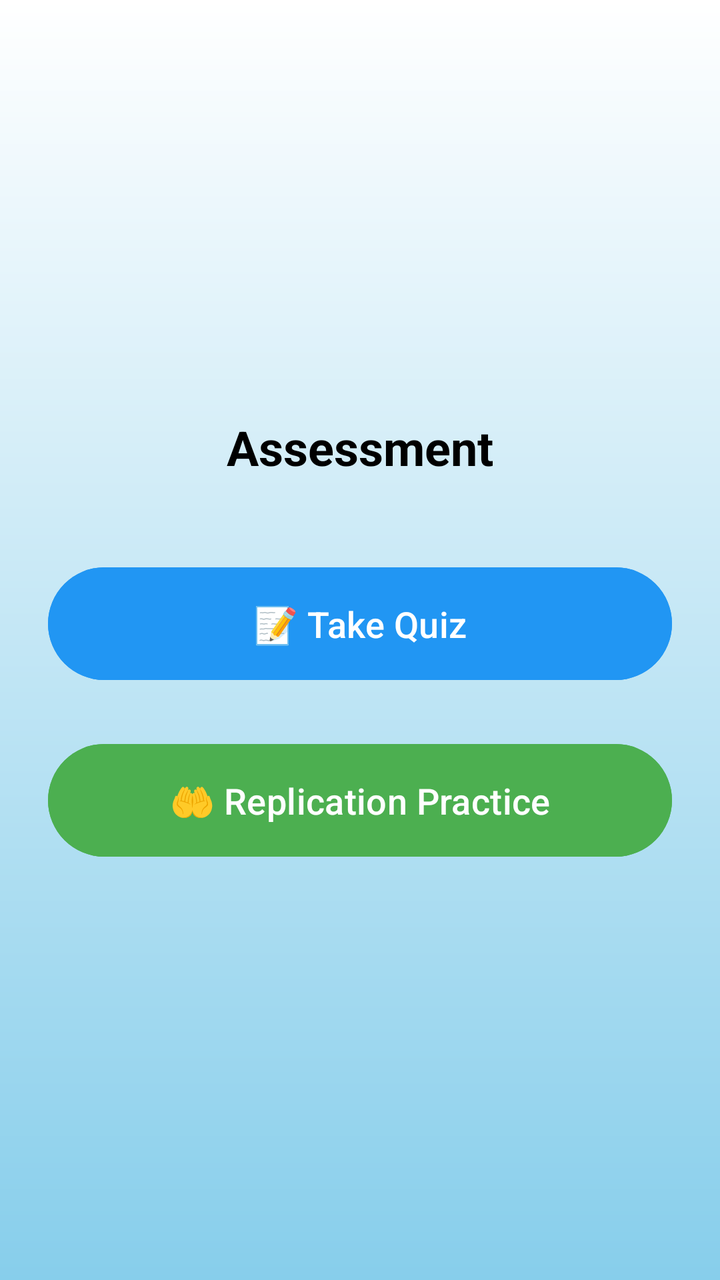
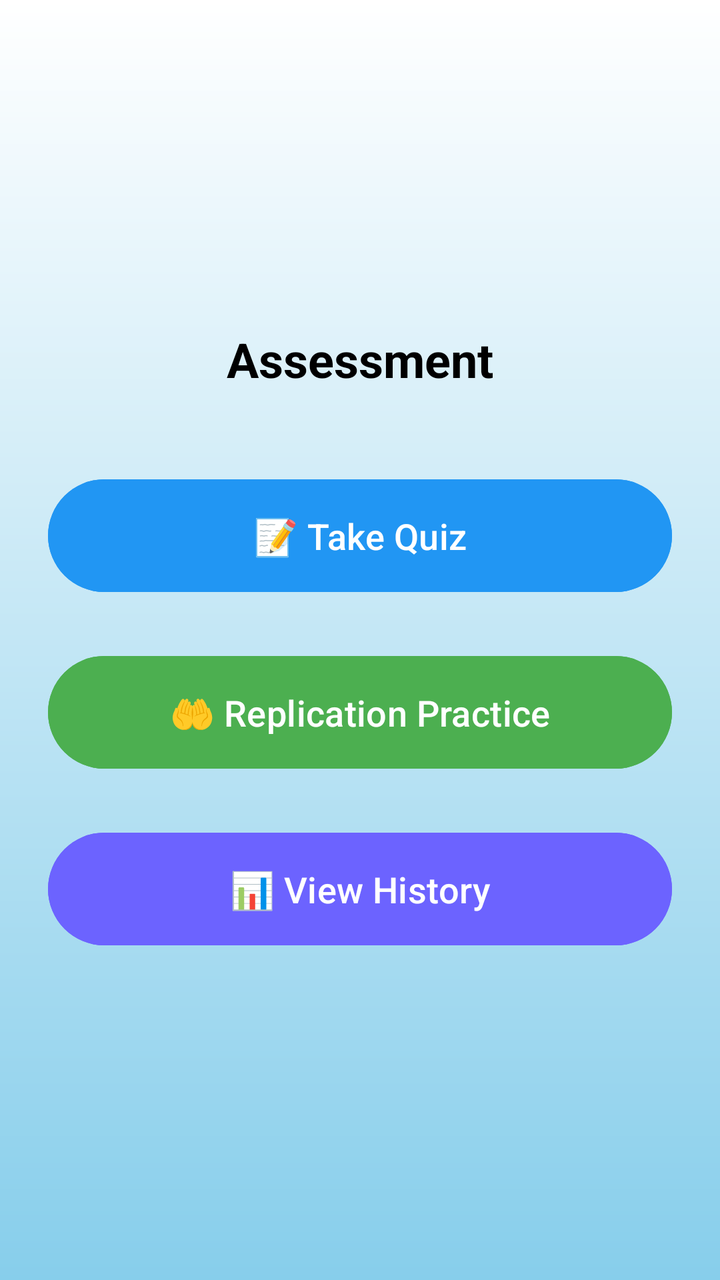

Screens rendered from an Android XML layout before and after an edit, with the pre-edit source and the edit as a unified diff.
<!-- AndroidManifest.xml: application theme Theme.GesturaApp -->
<!-- res/layout/fragment_assessment_selection.xml -->
<?xml version="1.0" encoding="utf-8"?>
<LinearLayout xmlns:android="http://schemas.android.com/apk/res/android"
    android:layout_width="match_parent"
    android:layout_height="match_parent"
    android:orientation="vertical"
    android:padding="24dp"
    android:gravity="center"
    android:background="@drawable/backgroundbg">

    <TextView
        android:id="@+id/assessment_title"
        android:layout_width="wrap_content"
        android:layout_height="wrap_content"
        android:text="Assessment"
        android:textSize="24sp"
        android:textStyle="bold"
        android:layout_gravity="center"
        android:layout_marginBottom="40dp"
        android:textColor="#000000" />

    <Button
        android:id="@+id/btn_quiz"
        android:layout_width="match_parent"
        android:layout_height="wrap_content"
        android:layout_marginBottom="24dp"
        android:padding="16dp"
        android:text="📝 Take Quiz"
        android:textSize="18sp"
        android:backgroundTint="#2196F3"
        android:textColor="#FFFFFF"
        android:elevation="4dp" />

    <Button
        android:id="@+id/btn_replication"
        android:layout_width="match_parent"
        android:layout_height="wrap_content"
        android:padding="16dp"
        android:text="🤲 Replication Practice"
        android:textSize="18sp"
        android:backgroundTint="#4CAF50"
        android:textColor="#FFFFFF"
        android:elevation="4dp" />
</LinearLayout>
<!-- resources referenced by this layout -->
<resources>
  <!-- drawable backgroundbg (drawable) -->
  <?xml version="1.0" encoding="utf-8"?>
  <shape xmlns:android="http://schemas.android.com/apk/res/android">
      <gradient android:startColor="@color/skyblue" android:endColor="@color/white" android:angle="90"/>
  </shape>
  <style name="Theme.GesturaApp" parent="Base.Theme.GesturaApp" />
  <color name="skyblue">#87CEEB</color>
  <color name="white">#FFFFFFFF</color>
  <style name="Base.Theme.GesturaApp" parent="Theme.Material3.DayNight.NoActionBar">
          
          
      </style>
</resources>

<!-- the commit's change to res/layout/fragment_assessment_selection.xml (unified diff, before → after) -->
@@ -34,10 +34,23 @@
         android:id="@+id/btn_replication"
         android:layout_width="match_parent"
         android:layout_height="wrap_content"
+        android:layout_marginBottom="24dp"
         android:padding="16dp"
         android:text="🤲 Replication Practice"
         android:textSize="18sp"
         android:backgroundTint="#4CAF50"
         android:textColor="#FFFFFF"
         android:elevation="4dp" />
+
+    
+    <Button
+        android:id="@+id/btn_view_history"
+        android:layout_width="match_parent"
+        android:layout_height="wrap_content"
+        android:padding="16dp"
+        android:text="📊 View History"
+        android:textSize="18sp"
+        android:backgroundTint="#6C63FF"
+        android:textColor="#FFFFFF"
+        android:elevation="4dp" />
 </LinearLayout>
